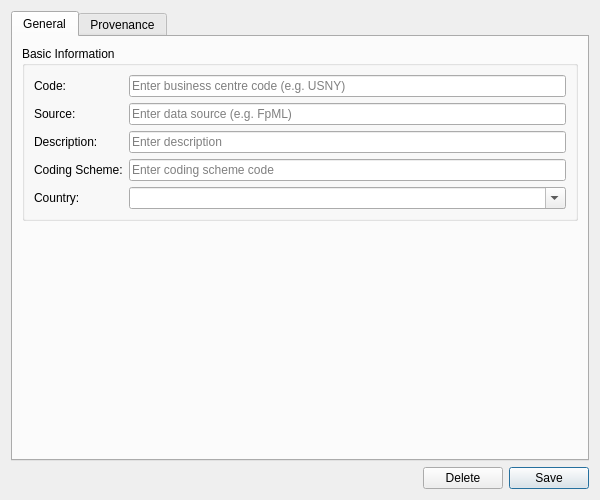
This is projects/ores.qt/ui/BusinessCentreDetailDialog.ui in OreStudio/OreStudio as Qt 5 draws it before an edit. The edited form follows.
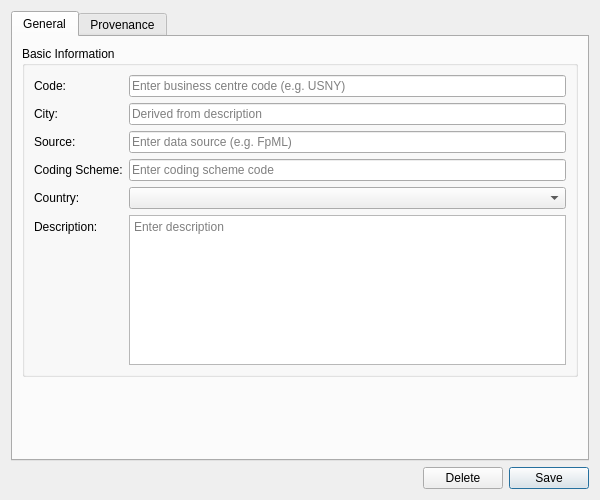
This is the edited form. Custom widgets are drawn as their Qt base class.

Commit message: [business_centre] Polish UI and data quality fixes (#474)

Patch:
```diff
--- a/projects/ores.qt/ui/BusinessCentreDetailDialog.ui
+++ b/projects/ores.qt/ui/BusinessCentreDetailDialog.ui
@@ -53,33 +53,36 @@
            </widget>
           </item>
           <item row="1" column="0">
+           <widget class="QLabel" name="label_cityNameEdit">
+            <property name="text">
+             <string>City:</string>
+            </property>
+           </widget>
+          </item>
+          <item row="1" column="1">
+           <widget class="QLineEdit" name="cityNameEdit">
+            <property name="readOnly">
+             <bool>true</bool>
+            </property>
+            <property name="placeholderText">
+             <string>Derived from description</string>
+            </property>
+           </widget>
+          </item>
+          <item row="2" column="0">
            <widget class="QLabel" name="label_sourceEdit">
             <property name="text">
              <string>Source:</string>
             </property>
            </widget>
           </item>
-          <item row="1" column="1">
+          <item row="2" column="1">
            <widget class="QLineEdit" name="sourceEdit">
             <property name="placeholderText">
              <string>Enter data source (e.g. FpML)</string>
             </property>
            </widget>
           </item>
-          <item row="2" column="0">
-           <widget class="QLabel" name="label_descriptionEdit">
-            <property name="text">
-             <string>Description:</string>
-            </property>
-           </widget>
-          </item>
-          <item row="2" column="1">
-           <widget class="QLineEdit" name="descriptionEdit">
-            <property name="placeholderText">
-             <string>Enter description</string>
-            </property>
-           </widget>
-          </item>
           <item row="3" column="0">
            <widget class="QLabel" name="label_codingSchemeEdit">
             <property name="text">
@@ -102,9 +105,31 @@
            </widget>
           </item>
           <item row="4" column="1">
-           <widget class="QComboBox" name="countryAlpha2Combo">
-            <property name="editable">
-             <bool>true</bool>
+           <widget class="QComboBox" name="countryAlpha2Combo"/>
+          </item>
+          <item row="5" column="0">
+           <widget class="QLabel" name="label_descriptionEdit">
+            <property name="text">
+             <string>Description:</string>
+            </property>
+           </widget>
+          </item>
+          <item row="5" column="1">
+           <widget class="QPlainTextEdit" name="descriptionEdit">
+            <property name="minimumSize">
+             <size>
+              <width>0</width>
+              <height>80</height>
+             </size>
+            </property>
+            <property name="maximumSize">
+             <size>
+              <width>16777215</width>
+              <height>150</height>
+             </size>
+            </property>
+            <property name="placeholderText">
+             <string>Enter description</string>
             </property>
            </widget>
           </item>
```
The commit also changes 57 other files.
